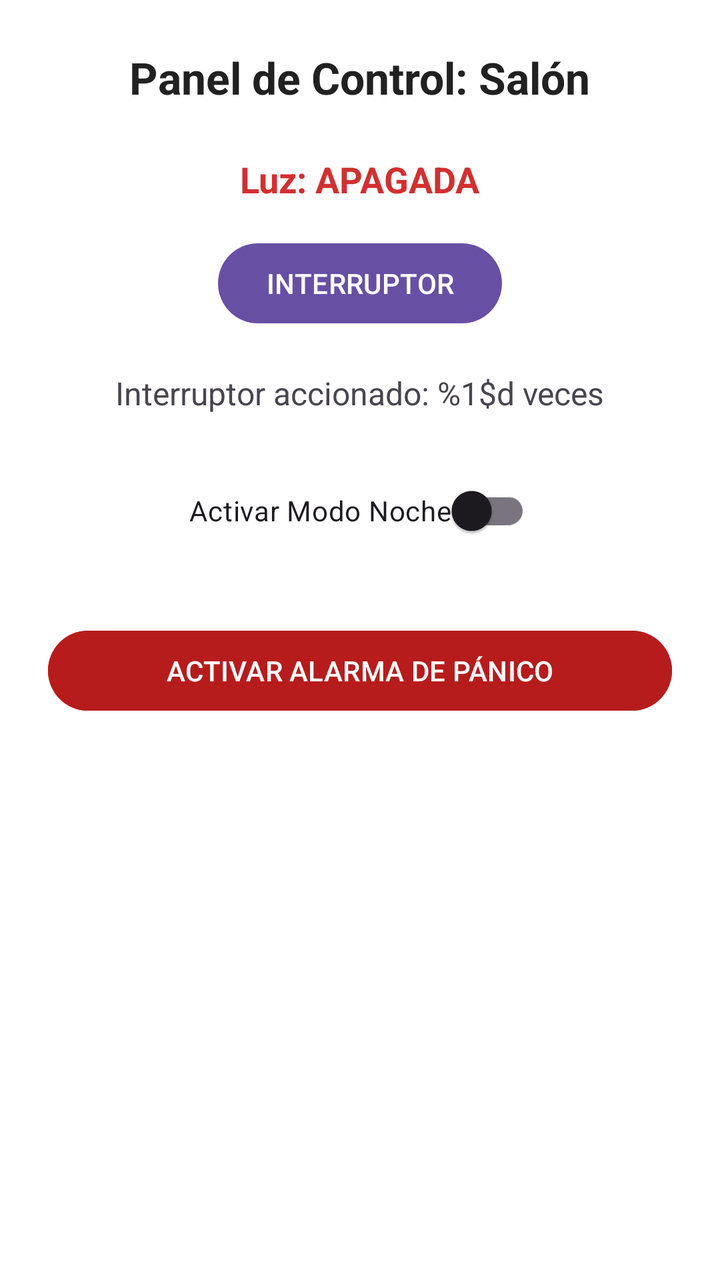
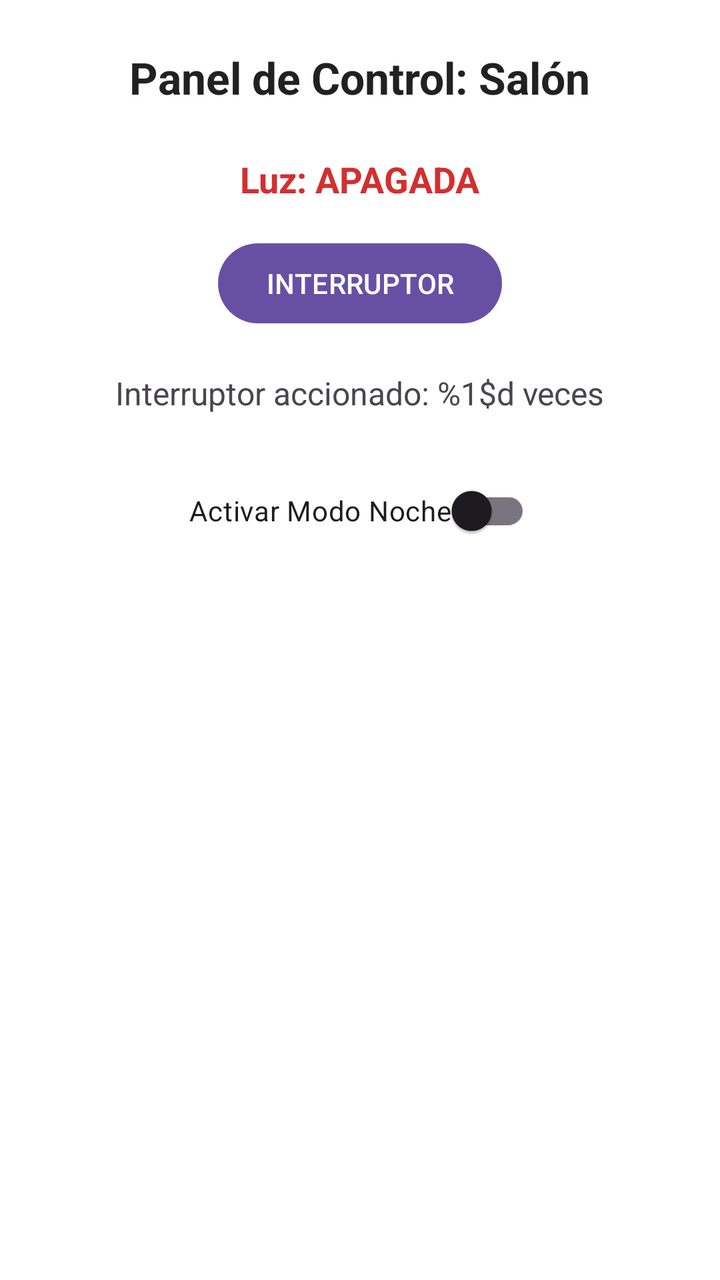

Two renders of the same Android screen: before a commit and after it. Below are the layout's source before the change and the commit's diff.
<!-- AndroidManifest.xml: application theme Theme.Smarthomelight -->
<!-- res/layout/activity_main.xml -->
<?xml version="1.0" encoding="utf-8"?>
<LinearLayout
    xmlns:android="http://schemas.android.com/apk/res/android"
    android:id="@+id/layoutRaiz"
    android:layout_width="match_parent"
    android:layout_height="match_parent"
    android:orientation="vertical"
    android:padding="24dp"
    android:gravity="center_horizontal"
    android:background="@color/fondo_claro">

    <TextView
        android:id="@+id/tvTitulo"
        android:layout_width="wrap_content"
        android:layout_height="wrap_content"
        android:text="@string/titulo_panel"
        android:textSize="22sp"
        android:textStyle="bold"
        android:textColor="@color/texto_claro"
        android:layout_marginBottom="24dp" />

    <TextView
        android:id="@+id/tvEstadoLuz"
        android:layout_width="wrap_content"
        android:layout_height="wrap_content"
        android:text="@string/estado_luz_apagada"
        android:textSize="18sp"
        android:textStyle="bold"
        android:textColor="@color/estado_apagado"
        android:layout_marginBottom="16dp" />

    <Button
        android:id="@+id/btnInterruptor"
        android:layout_width="wrap_content"
        android:layout_height="wrap_content"
        android:text="@string/btn_interruptor" />

    <TextView
        android:id="@+id/tvContador"
        android:layout_width="wrap_content"
        android:layout_height="wrap_content"
        android:layout_marginTop="20dp"
        android:text="@string/texto_contador"
        android:textSize="16sp" />

    <androidx.appcompat.widget.SwitchCompat
        android:id="@+id/switchModoNoche"
        android:layout_width="wrap_content"
        android:layout_height="wrap_content"
        android:layout_marginTop="24dp"
        android:text="@string/switch_modo_noche" />

    <Button
        android:id="@+id/btnPanico"
        android:layout_width="match_parent"
        android:layout_height="wrap_content"
        android:layout_marginTop="32dp"
        android:text="@string/btn_panico_text"
        android:backgroundTint="@color/alerta_panico"
        android:textColor="#FFFFFF" />

</LinearLayout>
<!-- resources referenced by this layout -->
<resources>
  <color name="alerta_panico">#B71C1C</color>
  <color name="estado_apagado">#D32F2F</color>
  <color name="fondo_claro">#FFFFFF</color>
  <color name="texto_claro">#212121</color>
  <string name="btn_interruptor">INTERRUPTOR</string>
  <string name="btn_panico_text">ACTIVAR ALARMA DE PÁNICO</string>
  <string name="estado_luz_apagada">Luz: APAGADA</string>
  <string name="switch_modo_noche">Activar Modo Noche</string>
  <string name="texto_contador">Interruptor accionado: %1$d veces</string>
  <string name="titulo_panel">Panel de Control: Salón</string>
  <style name="Theme.Smarthomelight" parent="Base.Theme.Smarthomelight" />
  <style name="Base.Theme.Smarthomelight" parent="Theme.Material3.DayNight.NoActionBar">
          
          
      </style>
</resources>

<!-- the commit's change to res/layout/activity_main.xml (unified diff, before → after) -->
@@ -50,13 +50,6 @@
         android:layout_marginTop="24dp"
         android:text="@string/switch_modo_noche" />
 
-    <Button
-        android:id="@+id/btnPanico"
-        android:layout_width="match_parent"
-        android:layout_height="wrap_content"
-        android:layout_marginTop="32dp"
-        android:text="@string/btn_panico_text"
-        android:backgroundTint="@color/alerta_panico"
-        android:textColor="#FFFFFF" />
+    
 
 </LinearLayout>
<!-- resource entries referenced after the edit -->
@@ -1,11 +1,9 @@
 <!-- resources referenced by this layout -->
 <resources>
-  <color name="alerta_panico">#B71C1C</color>
   <color name="estado_apagado">#D32F2F</color>
   <color name="fondo_claro">#FFFFFF</color>
   <color name="texto_claro">#212121</color>
   <string name="btn_interruptor">INTERRUPTOR</string>
-  <string name="btn_panico_text">ACTIVAR ALARMA DE PÁNICO</string>
   <string name="estado_luz_apagada">Luz: APAGADA</string>
   <string name="switch_modo_noche">Activar Modo Noche</string>
   <string name="texto_contador">Interruptor accionado: %1$d veces</string>
